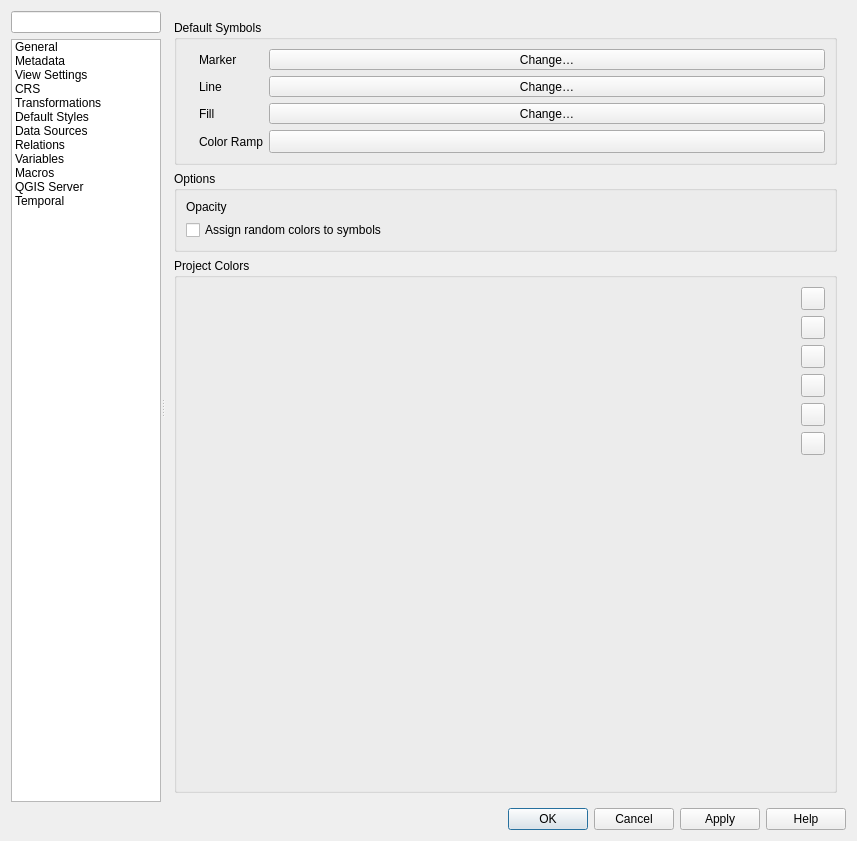
Above: src/ui/qgsprojectpropertiesbase.ui from qgis/QGIS before the change. Below: the same form after it.
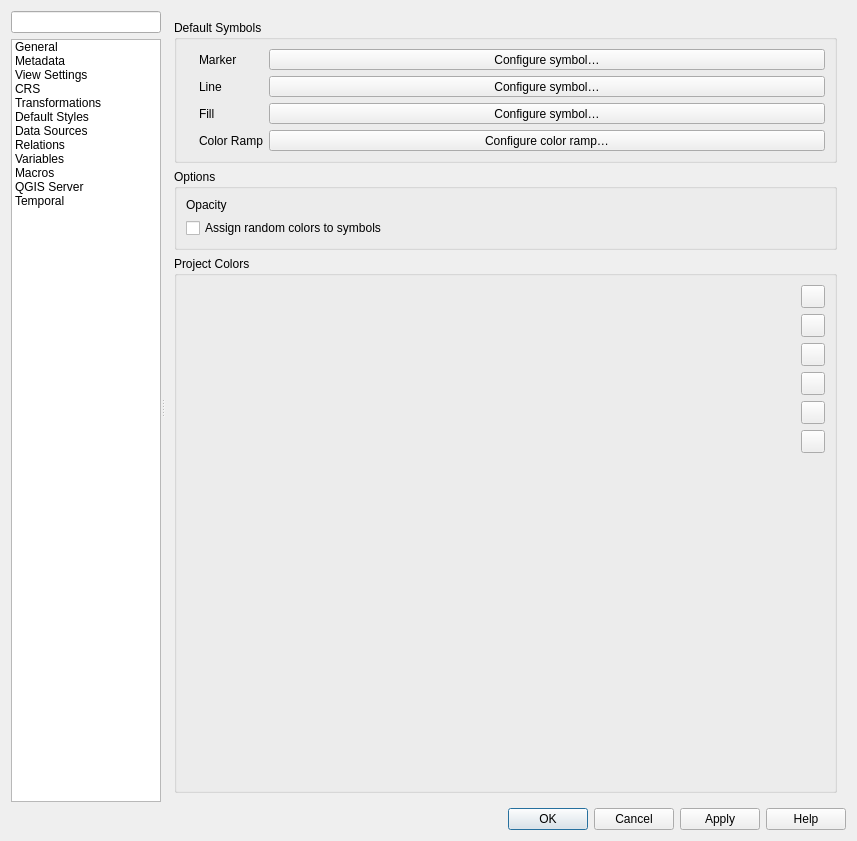
That is the form after the change. The open tabs and pages were chosen to show the change. Icons and pictures are not drawn. Custom widgets are drawn as their Qt base class.

Commit message: Clear project properties default style buttons when default not set

The edit to the form file:
```diff
--- a/src/ui/qgsprojectpropertiesbase.ui
+++ b/src/ui/qgsprojectpropertiesbase.ui
@@ -1188,7 +1188,7 @@
                      </sizepolicy>
                     </property>
                     <property name="text">
-                     <string>Change…</string>
+                     <string>Configure symbol…</string>
                     </property>
                    </widget>
                   </item>
@@ -1211,7 +1211,7 @@
                      </sizepolicy>
                     </property>
                     <property name="text">
-                     <string>Change…</string>
+                     <string>Configure symbol…</string>
                     </property>
                    </widget>
                   </item>
@@ -1260,7 +1260,7 @@
                      </sizepolicy>
                     </property>
                     <property name="text">
-                     <string>Change…</string>
+                     <string>Configure symbol…</string>
                     </property>
                    </widget>
                   </item>
@@ -1272,6 +1272,9 @@
                       <verstretch>0</verstretch>
                      </sizepolicy>
                     </property>
+                    <property name="text">
+                     <string>Configure color ramp…</string>
+                    </property>
                     <property name="minimumSize">
                      <size>
                       <width>120</width>
```
The commit also changes 1 other file.
